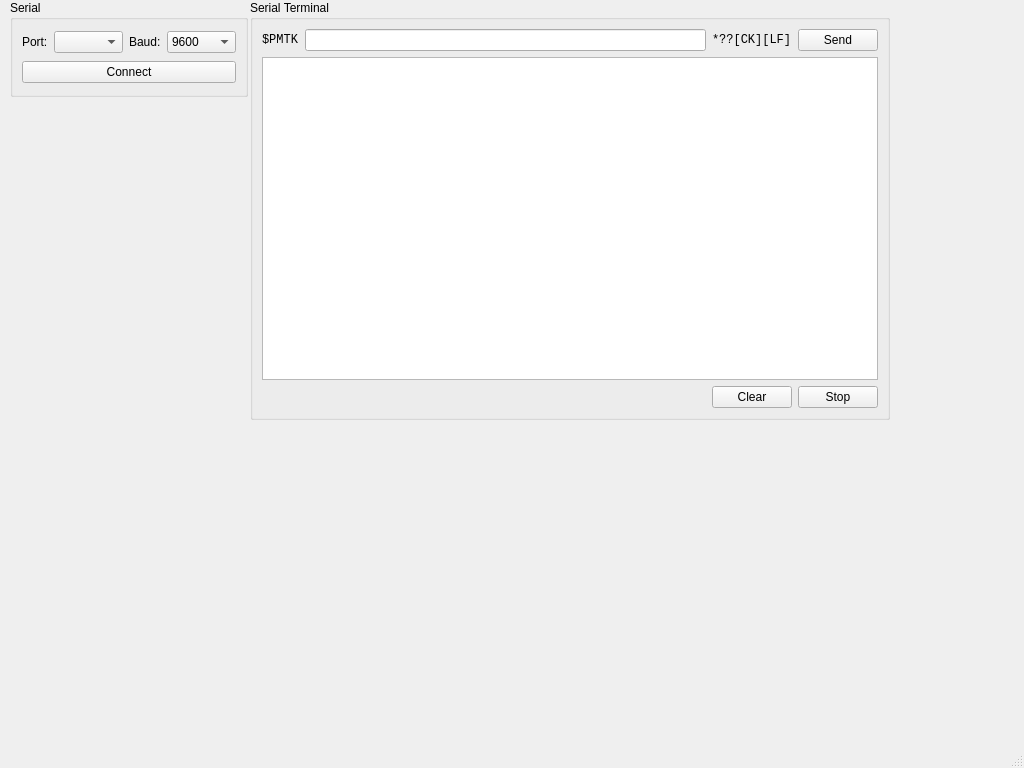
Qt form GPS_resender/mainwindow.ui (DamianPodrazaCode/GPS_resender) before a commit.
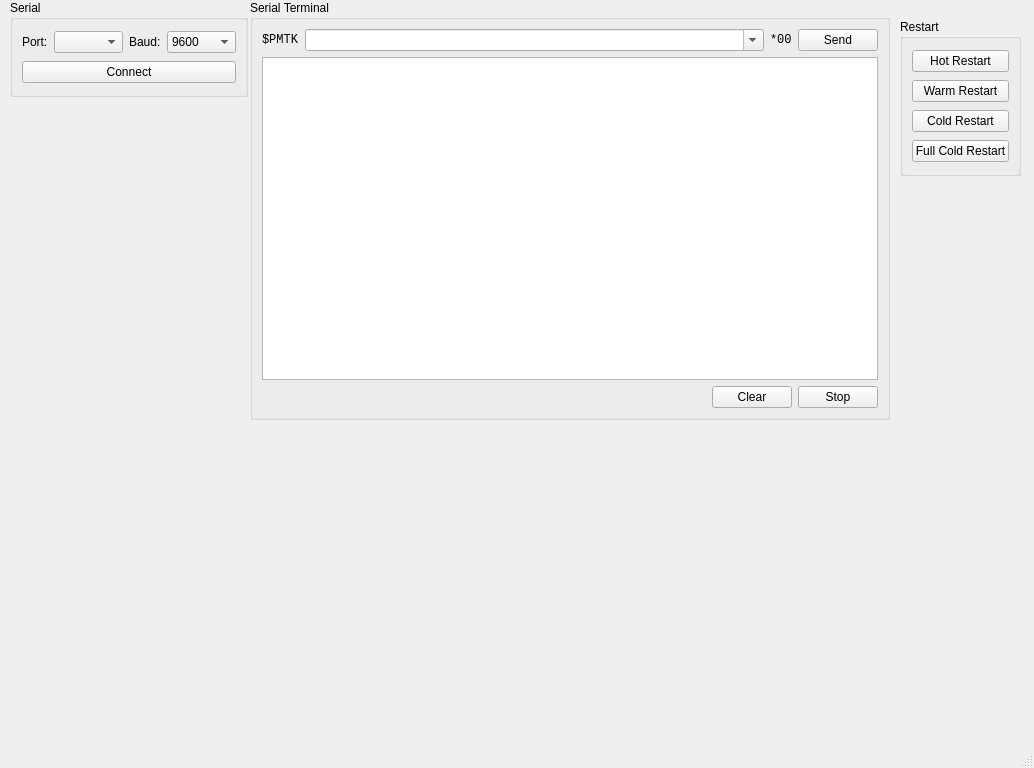
The same form after that commit.

What changed in the file:
```diff
--- a/GPS_resender/mainwindow.ui
+++ b/GPS_resender/mainwindow.ui
@@ -6,7 +6,7 @@
    <rect>
     <x>0</x>
     <y>0</y>
-    <width>1024</width>
+    <width>1034</width>
     <height>768</height>
    </rect>
   </property>
@@ -124,7 +124,23 @@
         </widget>
        </item>
        <item>
-        <widget class="QLineEdit" name="le_term"/>
+        <widget class="QComboBox" name="cb_send">
+         <property name="sizePolicy">
+          <sizepolicy hsizetype="MinimumExpanding" vsizetype="Fixed">
+           <horstretch>0</horstretch>
+           <verstretch>0</verstretch>
+          </sizepolicy>
+         </property>
+         <property name="editable">
+          <bool>true</bool>
+         </property>
+         <property name="maxVisibleItems">
+          <number>15</number>
+         </property>
+         <property name="maxCount">
+          <number>15</number>
+         </property>
+        </widget>
        </item>
        <item>
         <widget class="QLabel" name="l_term_crc">
@@ -134,7 +150,7 @@
           </font>
          </property>
          <property name="text">
-          <string>*??[CK][LF]</string>
+          <string>*00&lt;CR&gt;&lt;LF&gt;</string>
          </property>
         </widget>
        </item>
@@ -204,6 +220,49 @@
      </item>
     </layout>
    </widget>
+   <widget class="QGroupBox" name="groupBox_3">
+    <property name="geometry">
+     <rect>
+      <x>900</x>
+      <y>19</y>
+      <width>121</width>
+      <height>157</height>
+     </rect>
+    </property>
+    <property name="title">
+     <string>Restart</string>
+    </property>
+    <layout class="QVBoxLayout" name="verticalLayout">
+     <item>
+      <widget class="QPushButton" name="bp_restart_hot">
+       <property name="text">
+        <string>Hot Restart</string>
+       </property>
+      </widget>
+     </item>
+     <item>
+      <widget class="QPushButton" name="bp_restart_warm">
+       <property name="text">
+        <string>Warm Restart</string>
+       </property>
+      </widget>
+     </item>
+     <item>
+      <widget class="QPushButton" name="bp_restart_cold">
+       <property name="text">
+        <string>Cold Restart</string>
+       </property>
+      </widget>
+     </item>
+     <item>
+      <widget class="QPushButton" name="bp_restart_full">
+       <property name="text">
+        <string>Full Cold Restart</string>
+       </property>
+      </widget>
+     </item>
+    </layout>
+   </widget>
   </widget>
   <widget class="QMenuBar" name="menubar">
    <property name="geometry">
```
Left out of the diff: 2 changed lines with no effect on the pictures.
